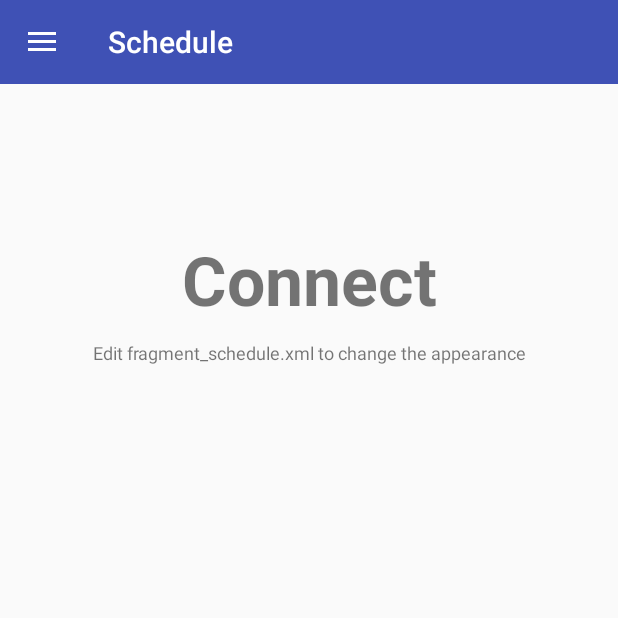
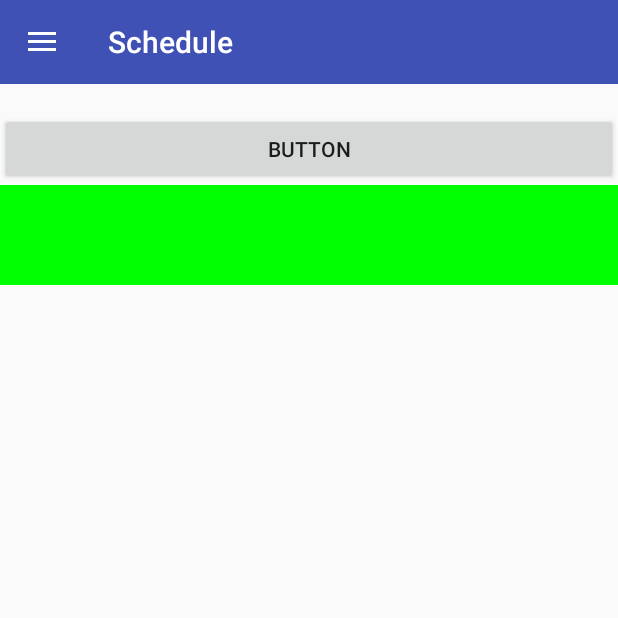
Before and after one commit to oa10712/FRCScouting, an Android app: the screen it shows after launch (MainActivity), after a tap on "Schedule", on a phone screen of 412 x 824 dp, the top half of it. Run offline under Robolectric (Android 15) with nearby library versions, the phone set to English and light mode, and no system bars; 1 other tap on this screen came first.

```diff
--- a/app/build.gradle
+++ b/app/build.gradle
@@ -2,6 +2,7 @@ apply plugin: 'com.android.application'
 
 android {
     compileSdkVersion 26
+    useLibrary 'org.apache.http.legacy'
     defaultConfig {
         applicationId "com.team3313.frcscouting"
         minSdkVersion 22
--- a/app/src/main/AndroidManifest.xml
+++ b/app/src/main/AndroidManifest.xml
@@ -2,6 +2,7 @@
 <manifest xmlns:android="http://schemas.android.com/apk/res/android"
     package="com.team3313.frcscouting">
 
+    <uses-permission android:name="android.permission.INTERNET" />
     <application
         android:allowBackup="true"
         android:icon="@mipmap/ic_launcher"
@@ -9,7 +10,6 @@
         android:roundIcon="@mipmap/ic_launcher_round"
         android:supportsRtl="true"
         android:theme="@style/AppTheme">
-
         <activity
             android:name=".MainActivity"
             android:label="@string/title_activity_main"
--- a/app/src/main/java/com/team3313/frcscouting/MainActivity.java
+++ b/app/src/main/java/com/team3313/frcscouting/MainActivity.java
@@ -1,10 +1,10 @@
 package com.team3313.frcscouting;
 
+import android.os.Bundle;
 import android.support.v4.app.Fragment;
 import android.support.v4.app.FragmentManager;
 import android.support.v4.widget.DrawerLayout;
 import android.support.v7.app.AppCompatActivity;
-import android.os.Bundle;
 import android.support.v7.widget.Toolbar;
 import android.util.Log;
 import android.view.MenuItem;
@@ -12,26 +12,33 @@ import android.view.View;
 import android.widget.AdapterView;
 import android.widget.ListView;
 
-import com.team3313.frcscouting.drawer.PitScoutingFragment;
-import com.team3313.frcscouting.drawer.RankingFragment;
-import com.team3313.frcscouting.drawer.ScheduleFragment;
+import com.team3313.frcscouting.drawer.DataModel;
+import com.team3313.frcscouting.drawer.DrawerItemCustomAdapter;
+
+import org.json.JSONArray;
+import org.json.JSONException;
+import org.json.JSONObject;
 
 public class MainActivity extends AppCompatActivity {
 
+    public static String regional;
+    public static JSONObject matchData;
+    Toolbar toolbar;
+    android.support.v7.app.ActionBarDrawerToggle mDrawerToggle;
     private String[] mNavigationDrawerItemTitles;
     private DrawerLayout mDrawerLayout;
     private ListView mDrawerList;
-    Toolbar toolbar;
     private CharSequence mDrawerTitle;
     private CharSequence mTitle;
-    android.support.v7.app.ActionBarDrawerToggle mDrawerToggle;
 
     @Override
     protected void onCreate(Bundle savedInstanceState) {
+
         super.onCreate(savedInstanceState);
+
         setContentView(R.layout.activity_main);
         mTitle = mDrawerTitle = getTitle();
-        mNavigationDrawerItemTitles= getResources().getStringArray(R.array.navigation_drawer_items_array);
+        mNavigationDrawerItemTitles = getResources().getStringArray(R.array.navigation_drawer_items_array);
         mDrawerLayout = (DrawerLayout) findViewById(R.id.drawer_layout);
         mDrawerList = (ListView) findViewById(R.id.left_drawer);
 
@@ -51,15 +58,6 @@ public class MainActivity extends AppCompatActivity {
         mDrawerLayout = (DrawerLayout) findViewById(R.id.drawer_layout);
         mDrawerLayout.setDrawerListener(mDrawerToggle);
         setupDrawerToggle();
-
-    }
-
-    private class DrawerItemClickListener implements ListView.OnItemClickListener {
-
-        @Override
-        public void onItemClick(AdapterView<?> parent, View view, int position, long id) {
-            selectItem(position);
-        }
 
     }
 
@@ -99,11 +97,8 @@ public class MainActivity extends AppCompatActivity {
     @Override
     public boolean onOptionsItemSelected(MenuItem item) {
 
-        if (mDrawerToggle.onOptionsItemSelected(item)) {
-            return true;
-        }
+        return mDrawerToggle.onOptionsItemSelected(item) || super.onOptionsItemSelected(item);
 
-        return super.onOptionsItemSelected(item);
     }
 
     @Override
@@ -113,20 +108,53 @@ public class MainActivity extends AppCompatActivity {
     }
 
     @Override
+    protected void onStart() {
+        super.onStart();
+        //this one reads matches from the ndgf regional
+        RESTGetter.HttpRequestTask task = new RESTGetter.HttpRequestTask("https://www.team3313.com/api/schedule/read_regional.php?regional=2018ndgf") {
+            @Override
+            protected void customEnd(JSONObject r) {
+                matchData = r;
+                try {
+                    regional = "";
+                    JSONArray matches = r.getJSONArray("records");
+                    for (int i = 0; i < matches.length(); i++) {
+
+                        regional += matches.getJSONObject(i).getString("match_id") + "\n";
+                    }
+                } catch (JSONException e) {
+                    e.printStackTrace();
+                }
+            }
+        };
+        task.execute();
+    }
+
+    @Override
     protected void onPostCreate(Bundle savedInstanceState) {
         super.onPostCreate(savedInstanceState);
         mDrawerToggle.syncState();
     }
 
-    void setupToolbar(){
+    void setupToolbar() {
         toolbar = (Toolbar) findViewById(R.id.toolbar);
         setSupportActionBar(toolbar);
         getSupportActionBar().setDisplayShowHomeEnabled(true);
     }
 
-    void setupDrawerToggle(){
-        mDrawerToggle = new android.support.v7.app.ActionBarDrawerToggle(this,mDrawerLayout,toolbar,R.string.app_name, R.string.app_name);
+    void setupDrawerToggle() {
+        mDrawerToggle = new android.support.v7.app.ActionBarDrawerToggle(this, mDrawerLayout, toolbar, R.string.app_name, R.string.app_name);
         //This is necessary to change the icon of the Drawer Toggle upon state change.
         mDrawerToggle.syncState();
     }
+
+    private class DrawerItemClickListener implements ListView.OnItemClickListener {
+
+        @Override
+        public void onItemClick(AdapterView<?> parent, View view, int position, long id) {
+            selectItem(position);
+        }
+
+    }
+
 }
--- a/app/src/main/java/com/team3313/frcscouting/drawer/ScheduleFragment.java
+++ b/app/src/main/java/com/team3313/frcscouting/PitScoutingFragment.java
@@ -1,4 +1,4 @@
-package com.team3313.frcscouting.drawer;
+package com.team3313.frcscouting;
 
 /**
  * Created by oa10712 on 3/7/2018.
@@ -10,19 +10,16 @@ import android.view.LayoutInflater;
 import android.view.View;
 import android.view.ViewGroup;
 
-import com.team3313.frcscouting.R;
 
-public class ScheduleFragment extends Fragment {
+public class PitScoutingFragment extends Fragment {
 
-    public ScheduleFragment() {
+    public PitScoutingFragment() {
     }
 
     @Override
     public View onCreateView(LayoutInflater inflater, ViewGroup container, Bundle savedInstanceState) {
 
-        View rootView = inflater.inflate(R.layout.fragment_schedule, container, false);
-
-        return rootView;
+        return inflater.inflate(R.layout.fragment_scouting_pit, container, false);
     }
 
 }
--- /dev/null
+++ b/app/src/main/java/com/team3313/frcscouting/RESTGetter.java
@@ -0,0 +1,70 @@
+package com.team3313.frcscouting;
+
+import android.os.AsyncTask;
+import android.util.Log;
+
+import org.json.JSONObject;
+
+import java.io.IOException;
+import java.io.InputStream;
+import java.net.URL;
+import java.util.Scanner;
+
+import javax.net.ssl.HttpsURLConnection;
+
+/**
+ * Created by oa10712 on 3/8/2018.
+ */
+
+class RESTGetter {
+
+    /**
+     * Converts the contents of an InputStream to a String.
+     */
+    static String readStream(InputStream stream)
+            throws IOException {
+        Scanner s = new Scanner(stream).useDelimiter("\\A");
+        return s.hasNext() ? s.next() : "";
+    }
+
+    public abstract static class HttpRequestTask extends AsyncTask<Void, Void, JSONObject> {
+        String urlString;
+
+        HttpRequestTask(String url) {
+            urlString = url;
+        }
+
+        @Override
+        protected JSONObject doInBackground(Void... params) {
+            try {
+
+                URL url = new URL(urlString);
+                HttpsURLConnection connection = (HttpsURLConnection) url.openConnection();
+                connection.setRequestMethod("GET");
+                connection.connect();
+
+
+                //HttpResponse response = httpclient.execute(httpget);
+
+                if (connection.getResponseCode() == 200) {
+
+                    String server_response = readStream(connection.getInputStream());
+                    Log.i("Server response", server_response);
+                    return new JSONObject(server_response);
+                } else {
+                    Log.i("Server response", "Failed to get server response");
+                }
+            } catch (Exception e) {
+                Log.e("MainActivity", e.getMessage(), e);
+            }
+            return new JSONObject();
+        }
+
+        @Override
+        protected void onPostExecute(JSONObject r) {
+            customEnd(r);
+        }
+
+        protected abstract void customEnd(JSONObject r);
+    }
+}
--- /dev/null
+++ b/app/src/main/java/com/team3313/frcscouting/ScheduleFragment.java
@@ -0,0 +1,98 @@
+package com.team3313.frcscouting;
+
+/**
+ * Created by oa10712 on 3/7/2018.
+ */
+
+import android.graphics.Color;
+import android.os.Bundle;
+import android.support.v4.app.Fragment;
+import android.view.LayoutInflater;
+import android.view.View;
+import android.view.ViewGroup;
+import android.view.ViewGroup.LayoutParams;
+import android.widget.Button;
+import android.widget.LinearLayout;
+import android.widget.RelativeLayout;
+import android.widget.ScrollView;
+import android.widget.TextView;
+
+public class ScheduleFragment extends Fragment {
+    LinearLayout linearLayout;
+    RelativeLayout relativeLayout;
+    ScrollView scrollView;
+    TextView textView;
+    Button button;
+
+    public ScheduleFragment() {
+    }
+
+    @Override
+    public View onCreateView(LayoutInflater inflater, ViewGroup container, Bundle savedInstanceState) {
+        scrollView = new ScrollView(getActivity());
+        linearLayout = this.linearLayout();
+        relativeLayout = this.relativeLayout();
+        textView = this.textView();
+        button = this.button();
+
+        // ADD VIEWs TO linearLayout
+
+
+        linearLayout.addView(textView);
+        linearLayout.addView(button);
+        linearLayout.addView(relativeLayout);
+
+        scrollView.addView(linearLayout);
+        // SET linearLayout AS CONTENT VIEW
+
+        return scrollView;
+    }
+
+    /*
+     * Create textview
+     */
+    TextView textView() {
+        TextView textView = new TextView(getActivity());
+        textView.setText(((MainActivity) getActivity()).regional);
+        return textView;
+    }
+
+    /**
+     * Create button
+     *
+     * @return
+     */
+    Button button() {
+        Button button = new Button(getActivity());
+        button.setText("Button");
+        return button;
+    }
+
+    /**
+     * Create relative layout
+     *
+     * @return
+     */
+    RelativeLayout relativeLayout() {
+        RelativeLayout relativeLayout = new RelativeLayout(getActivity());
+
+        // SET THE SIZE
+        relativeLayout.setLayoutParams(new LayoutParams(LayoutParams.MATCH_PARENT, 100));
+
+        // SET BACKGROUND COLOR JUST TO MAKE LAYOUT VISIBLE
+        relativeLayout.setBackgroundColor(Color.GREEN);
+        return relativeLayout;
+    }
+
+    /**
+     * Create linear layout
+     *
+     * @return
+     */
+    LinearLayout linearLayout() {
+        LinearLayout linearLayout = new LinearLayout(getActivity());
+        linearLayout.setOrientation(LinearLayout.VERTICAL);
+
+        return linearLayout;
+    }
+}
--- a/app/src/main/java/com/team3313/frcscouting/DataModel.java
+++ b/app/src/main/java/com/team3313/frcscouting/drawer/DataModel.java
@@ -1,4 +1,4 @@
-package com.team3313.frcscouting;
+package com.team3313.frcscouting.drawer;
 
 /**
  * Created by oa10712 on 3/7/2018.
--- a/app/src/main/java/com/team3313/frcscouting/DrawerItemCustomAdapter.java
+++ b/app/src/main/java/com/team3313/frcscouting/drawer/DrawerItemCustomAdapter.java
@@ -1,4 +1,4 @@
-package com.team3313.frcscouting;
+package com.team3313.frcscouting.drawer;
 
 /**
  * Created by oa10712 on 3/7/2018.
@@ -7,6 +7,7 @@ package com.team3313.frcscouting;
 
 import android.app.Activity;
 import android.content.Context;
+import android.support.annotation.NonNull;
 import android.view.LayoutInflater;
 import android.view.View;
 import android.view.ViewGroup;
@@ -14,11 +15,13 @@ import android.widget.ArrayAdapter;
 import android.widget.ImageView;
 import android.widget.TextView;
 
+import com.team3313.frcscouting.R;
+
 public class DrawerItemCustomAdapter extends ArrayAdapter<DataModel> {
 
-    Context mContext;
-    int layoutResourceId;
-    DataModel data[] = null;
+    private Context mContext;
+    private int layoutResourceId;
+    private DataModel data[] = null;
 
     public DrawerItemCustomAdapter(Context mContext, int layoutResourceId, DataModel[] data) {
 
@@ -28,8 +31,9 @@ public class DrawerItemCustomAdapter extends ArrayAdapter<DataModel> {
         this.data = data;
     }
 
+    @NonNull
     @Override
-    public View getView(int position, View convertView, ViewGroup parent) {
+    public View getView(int position, View convertView, @NonNull ViewGroup parent) {
 
         View listItem = convertView;
 
@@ -41,8 +45,7 @@ public class DrawerItemCustomAdapter extends ArrayAdapter<DataModel> {
 
         DataModel folder = data[position];
 
-
-        imageViewIcon.setImageResource(folder.icon);
+//        imageViewIcon.setImageResource(folder.icon);
         textViewName.setText(folder.name);
 
         return listItem;
--- a/app/src/main/res/layout/fragment_schedule.xml
+++ /dev/null
@@ -1,30 +0,0 @@
-<RelativeLayout xmlns:android="http://schemas.android.com/apk/res/android"
-    xmlns:tools="http://schemas.android.com/tools"
-    android:layout_width="match_parent"
-    android:layout_height="match_parent"
-    android:orientation="vertical">
-
-
-    <TextView
-        android:id="@+id/label"
-        android:layout_alignParentTop="true"
-        android:layout_marginTop="100dp"
-        android:layout_width="fill_parent"
-        android:layout_height="wrap_content"
-        android:gravity="center_horizontal"
-        android:textSize="45dp"
-        android:text="Connect"
-        android:textStyle="bold"/>
-
-    <TextView
-        android:layout_below="@id/label"
-        android:layout_centerInParent="true"
-        android:layout_width="fill_parent"
-        android:layout_height="wrap_content"
-        android:textSize="12dp"
-        android:layout_marginTop="10dp"
-        android:gravity="center_horizontal"
-        android:text="Edit fragment_schedule.xml to change the appearance"
-        android:id="@+id/textView2" />
-
-</RelativeLayout>
```
Also changed, not shown: app/src/main/java/com/team3313/frcscouting/RankingFragment.java (renamed from app/src/main/java/com/team3313/frcscouting/drawer/RankingFragment.java, +2 -5 lines), app/src/main/java/com/team3313/frcscouting/drawer/PitScoutingFragment.java (deleted, +0 -28 lines), app/src/main/java/com/team3313/frcscouting/rest/Regional.java (added, +23 -0 lines), app/src/main/res/layout/fragment_ranking.xml (+7 -8 lines), app/src/main/res/layout/fragment_scouting_pit.xml (+7 -8 lines).
